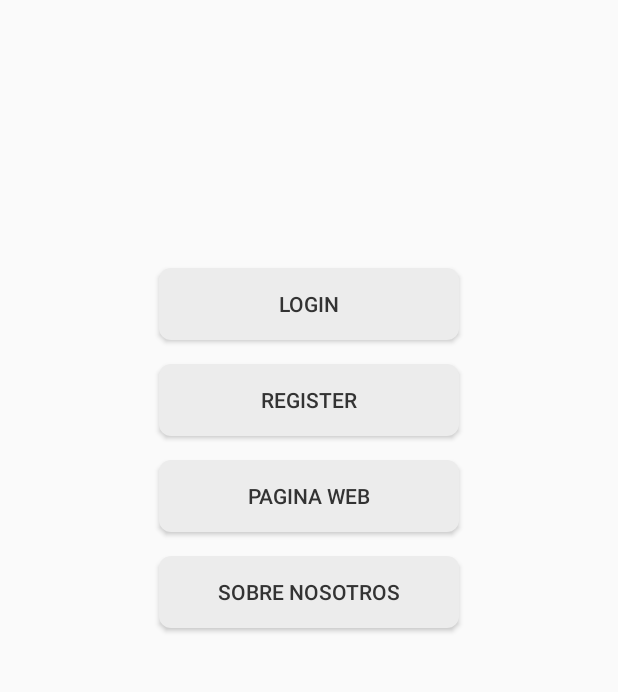
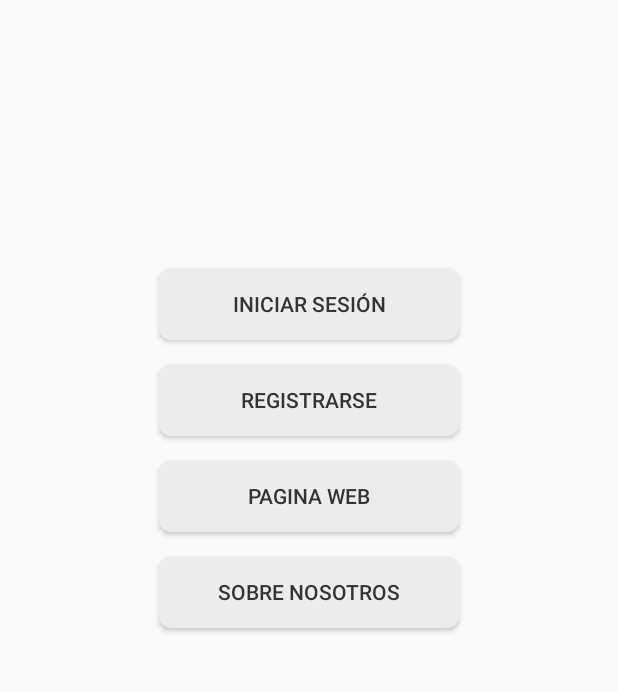
Before and after one commit to vmichelmtz17/GuardianTrackITT-Residencia, an Android app: the screen it shows after launch (MainActivity), on a phone screen of 412 x 824 dp, the part 314-1006 px from its top. Run offline under Robolectric (Android 15) with nearby library versions, the phone set to English and light mode, and no system bars; our stand-ins replace Firebase (no records; nobody signed in at launch, a user with empty details on screens opened directly).

Commit message:
version025

```diff
--- a/app/src/main/res/layout/activity_main.xml
+++ b/app/src/main/res/layout/activity_main.xml
@@ -15,7 +15,7 @@
         android:layout_height="wrap_content"
         android:layout_centerVertical="true"
         android:layout_centerHorizontal="true"
-        android:text="Login"
+        android:text="Iniciar Sesión"
         style="@style/MinimalButtonStyle" />
 
     <Button
@@ -25,7 +25,7 @@
         android:layout_below="@id/loginButton"
         android:layout_centerHorizontal="true"
         android:layout_marginTop="16dp"
-        android:text="Register"
+        android:text="Registrarse"
         style="@style/MinimalButtonStyle" />
 
     <Button
```
